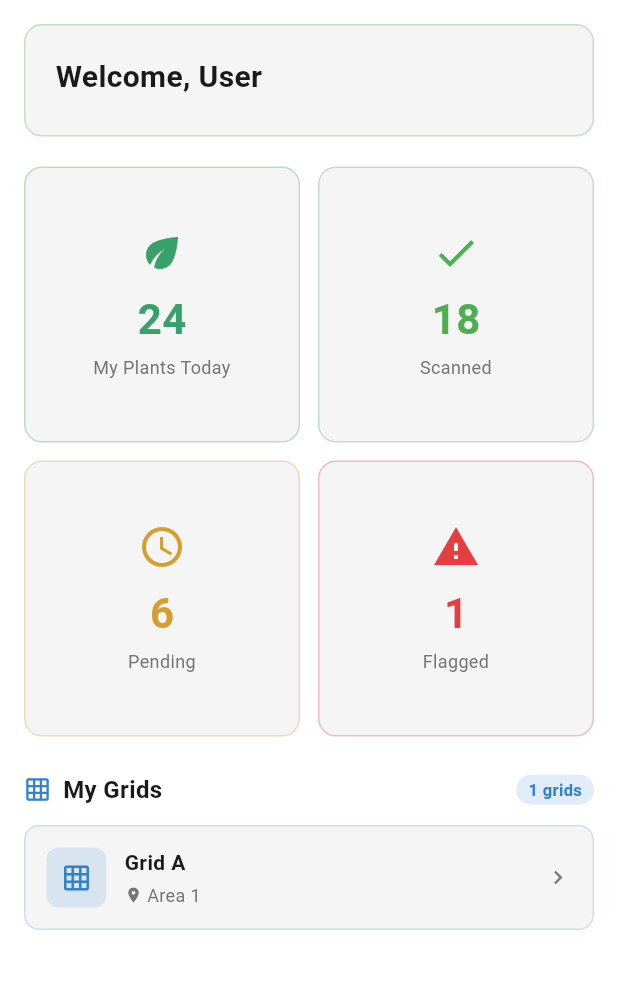
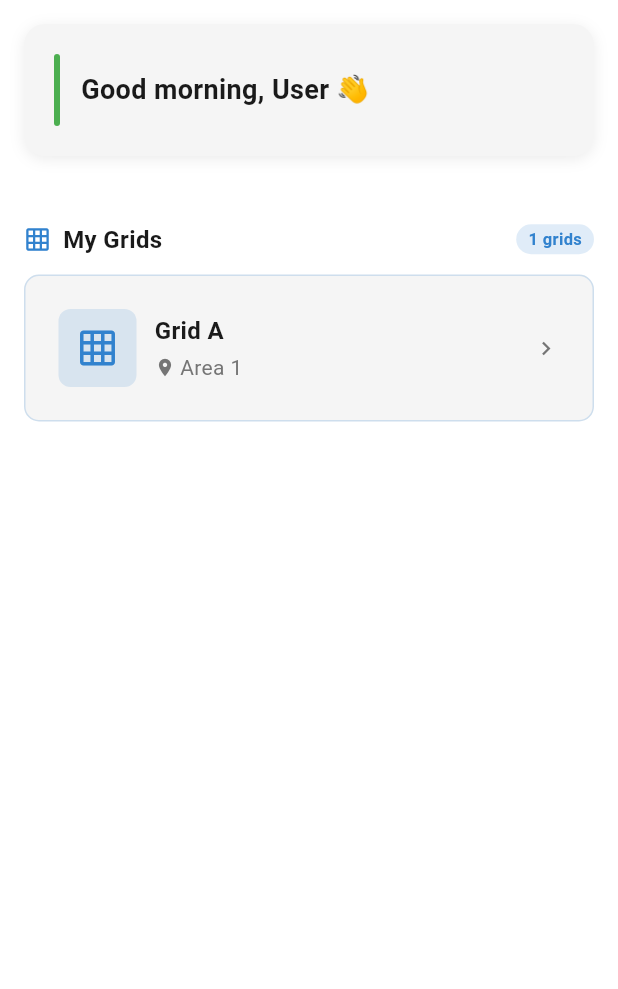
Before and after one commit to edceluuu/agms_mobile, a Flutter app: the DashboardScreen screen opened by its route, on a phone screen of 412 x 824 dp, the part 84-1073 px from its top. Run offline on Flutter 3.47's test engine with Material 3 defaults, Android fonts, the phone set to English and light mode, and no system bars; our stand-ins replace connectivity_plus, dio, flutter_compass, flutter_dotenv, geolocator, go_router and 2 more; missing offline and left inert: mapbox_maps_flutter, mobile_scanner; accounts and stored records are empty.

Commit message:
improving the UI of dashboard and plant history

```diff
--- a/lib/screens/dashboard_screen.dart
+++ b/lib/screens/dashboard_screen.dart
@@ -81,26 +81,51 @@ class _DashboardScreenState extends State<DashboardScreen> {
   }
 
   Widget _greetingCard(UserModel? user) {
+    final hour = DateTime.now().hour;
+    final greeting = hour < 12
+        ? 'Good morning'
+        : hour < 17
+        ? 'Good afternoon'
+        : 'Good evening';
+
     return Container(
       width: double.infinity,
       padding: const EdgeInsets.all(20),
       decoration: BoxDecoration(
         color: AppColors.surface,
-        borderRadius: BorderRadius.circular(12),
-        border: Border.all(color: AppColors.primary.withOpacity(0.3)),
+        borderRadius: BorderRadius.circular(14),
+        boxShadow: [
+          BoxShadow(
+            color: Colors.black.withOpacity(0.08),
+            blurRadius: 8,
+            offset: const Offset(0, 2),
+          ),
+        ],
       ),
-      child: Column(
-        crossAxisAlignment: CrossAxisAlignment.start,
+      child: Row(
         children: [
-          Text(
-            'Welcome, ${user?.name ?? 'User'}',
-            style: const TextStyle(
-              color: AppColors.textPrimary,
-              fontSize: 20,
-              fontWeight: FontWeight.bold,
+          Container(
+            width: 4,
+            height: 48,
+            decoration: BoxDecoration(
+              color: AppColors.primary,
+              borderRadius: BorderRadius.circular(4),
             ),
           ),
-          const SizedBox(height: 4),
+          const SizedBox(width: 14),
+          Column(
+            crossAxisAlignment: CrossAxisAlignment.start,
+            children: [
+              Text(
+                '$greeting, ${user?.name ?? 'User'} 👋',
+                style: const TextStyle(
+                  color: AppColors.textPrimary,
+                  fontSize: 18,
+                  fontWeight: FontWeight.bold,
+                ),
+              ),
+            ],
+          ),
         ],
       ),
     );
@@ -109,7 +134,7 @@ class _DashboardScreenState extends State<DashboardScreen> {
   Widget _roleBasedContent(UserModel? user) {
     final role = user?.role ?? '';
 
-    final items = {
+    final items = <String, List<Widget>>{
       'SUPERVISOR': [
         _statCard('Grids Assigned', '4', Icons.grid_on, AppColors.pinBlue),
         _statCard(
@@ -121,12 +146,7 @@ class _DashboardScreenState extends State<DashboardScreen> {
         _statCard('Pending Scans', '32', Icons.pending, AppColors.pinYellow),
         _statCard('Flagged', '2', Icons.flag, AppColors.pinRed),
       ],
-      'FIELD_USER': [
-        _statCard('My Plants Today', '24', Icons.eco, AppColors.pinGreen),
-        _statCard('Scanned', '18', Icons.check, AppColors.primary),
-        _statCard('Pending', '6', Icons.schedule, AppColors.pinYellow),
-        _statCard('Flagged', '1', Icons.warning, AppColors.pinRed),
-      ],
+      'FIELD_USER': [],
     };
 
     final cards = items[role] ?? items['FIELD_USER']!;
@@ -200,7 +220,7 @@ class _DashboardScreenState extends State<DashboardScreen> {
       ),
       child: Container(
         margin: const EdgeInsets.only(bottom: 10),
-        padding: const EdgeInsets.all(14),
+        padding: const EdgeInsets.all(22),
         decoration: BoxDecoration(
           color: AppColors.surface,
           borderRadius: BorderRadius.circular(10),
@@ -210,8 +230,8 @@ class _DashboardScreenState extends State<DashboardScreen> {
           children: [
             // Grid icon
             Container(
-              width: 40,
-              height: 40,
+              width: 52,
+              height: 52,
               decoration: BoxDecoration(
                 color: AppColors.pinBlue.withOpacity(0.15),
                 borderRadius: BorderRadius.circular(8),
@@ -219,7 +239,7 @@ class _DashboardScreenState extends State<DashboardScreen> {
               child: const Icon(
                 Icons.grid_on,
                 color: AppColors.pinBlue,
-                size: 20,
+                size: 28,
               ),
             ),
             const SizedBox(width: 12),
@@ -233,7 +253,7 @@ class _DashboardScreenState extends State<DashboardScreen> {
                     grid['name'] as String,
                     style: const TextStyle(
                       color: AppColors.textPrimary,
-                      fontSize: 14,
+                      fontSize: 16,
                       fontWeight: FontWeight.w600,
                     ),
                   ),
@@ -243,14 +263,14 @@ class _DashboardScreenState extends State<DashboardScreen> {
                       const Icon(
                         Icons.location_on,
                         color: AppColors.textSecondary,
-                        size: 12,
+                        size: 14,
                       ),
                       const SizedBox(width: 3),
                       Text(
                         grid['area'] as String,
                         style: const TextStyle(
                           color: AppColors.textSecondary,
-                          fontSize: 12,
+                          fontSize: 14,
                         ),
                       ),
                     ],
```
Also changed, not shown: lib/screens/map/plant_history_screen.dart (+87 -29 lines).
